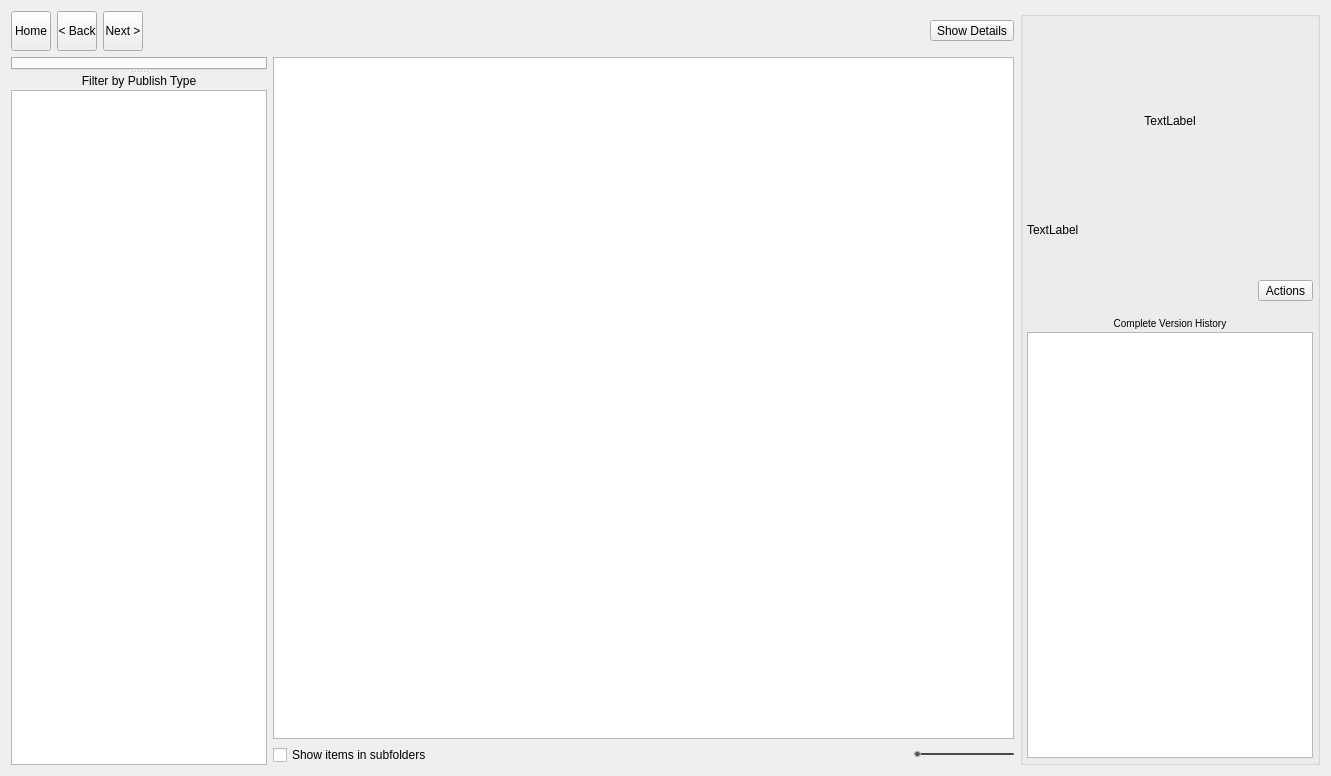
Before: the Qt Designer form resources/dialog.ui in shotgunsoftware/tk-multi-loader2, drawn with Qt 5.
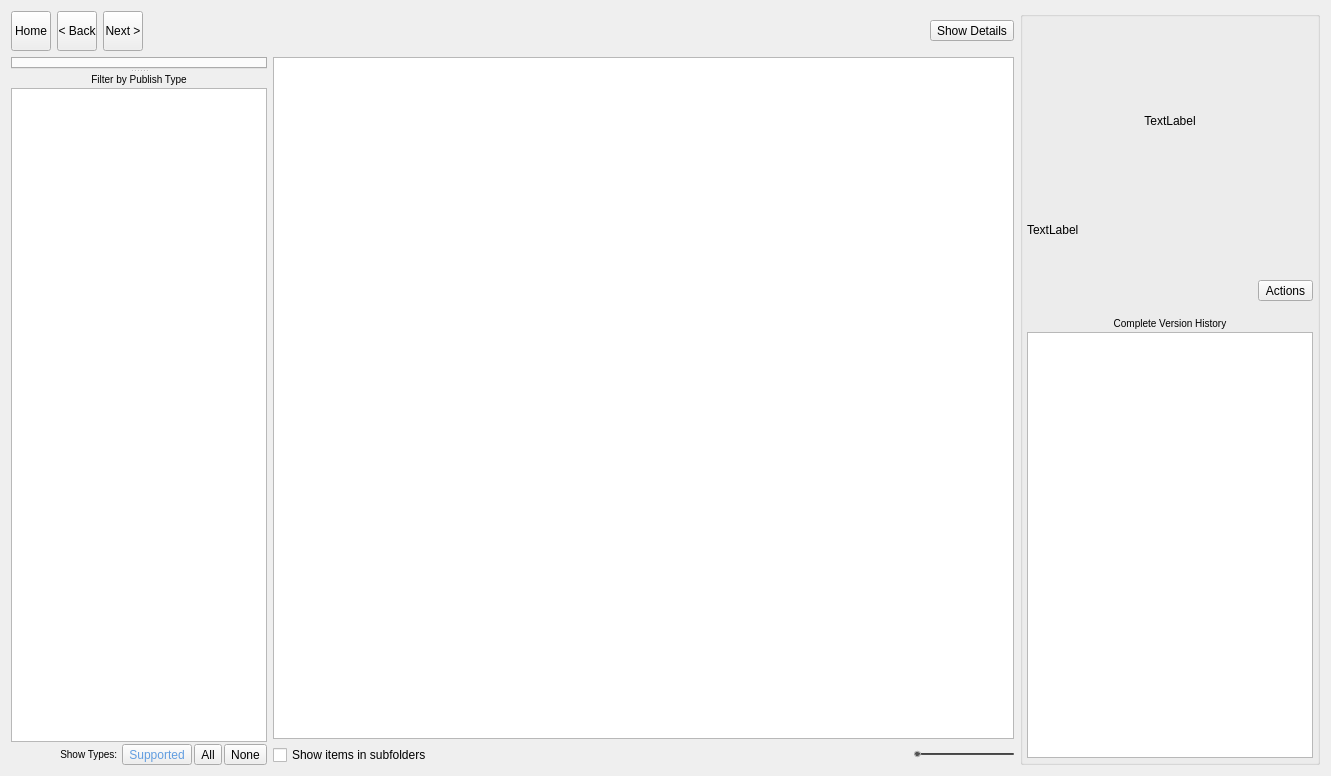
After: the same form once the commit is applied. Icons and pictures are not drawn.

Commit message: Added filters. Tweaked tooltips.

Patch:
```diff
--- a/resources/dialog.ui
+++ b/resources/dialog.ui
@@ -132,7 +132,7 @@
          <item>
           <widget class="QLabel" name="label_4">
            <property name="text">
-            <string>Filter by Publish Type</string>
+            <string>&lt;small&gt;Filter by Publish Type&lt;/small&gt;</string>
            </property>
            <property name="alignment">
             <set>Qt::AlignCenter</set>
@@ -170,6 +170,56 @@
            </property>
           </widget>
          </item>
+         <item>
+          <layout class="QHBoxLayout" name="horizontalLayout_6">
+           <property name="spacing">
+            <number>2</number>
+           </property>
+           <item>
+            <widget class="QLabel" name="label_3">
+             <property name="text">
+              <string>&lt;small&gt;Show Types: &lt;/small&gt;</string>
+             </property>
+             <property name="alignment">
+              <set>Qt::AlignRight|Qt::AlignTrailing|Qt::AlignVCenter</set>
+             </property>
+            </widget>
+           </item>
+           <item>
+            <widget class="QToolButton" name="check_supported">
+             <property name="toolTip">
+              <string>Clicking the &lt;span style='color: #619DE0'&gt;supported&lt;/span&gt; button will check all the types in the type list above that are supported by the current application. After you have pressed this button, when browsing you will only see publishes which can be added to the current scene. </string>
+             </property>
+             <property name="styleSheet">
+              <string notr="true">QToolButton { color: #619DE0; }</string>
+             </property>
+             <property name="text">
+              <string>Supported</string>
+             </property>
+            </widget>
+           </item>
+           <item>
+            <widget class="QToolButton" name="check_all">
+             <property name="toolTip">
+              <string>Clicking the &lt;b&gt;All&lt;/b&gt; button will tick all the boxes in the list of type filters. After clicking, you will see all publishes when browsing, including publishes are not compatible with this application (for example you may see Nuke scripts when you are browsing inside Maya). Publishes that can be used in the current application will have an actions menu when they are selected, non-supported pubishes won't.</string>
+             </property>
+             <property name="text">
+              <string>All</string>
+             </property>
+            </widget>
+           </item>
+           <item>
+            <widget class="QToolButton" name="check_none">
+             <property name="toolTip">
+              <string>Clicking the &lt;b&gt;None&lt;/b&gt; button will untick all check boxes in the list except the Folders button.</string>
+             </property>
+             <property name="text">
+              <string>None</string>
+             </property>
+            </widget>
+           </item>
+          </layout>
+         </item>
         </layout>
         <zorder>publish_type_list</zorder>
         <zorder>label_4</zorder>
```
The commit also changes 2 other files.
